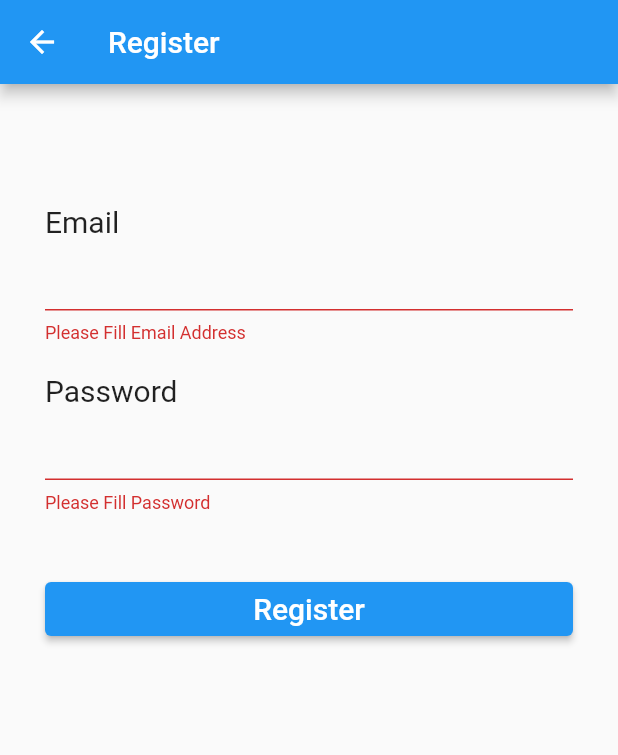
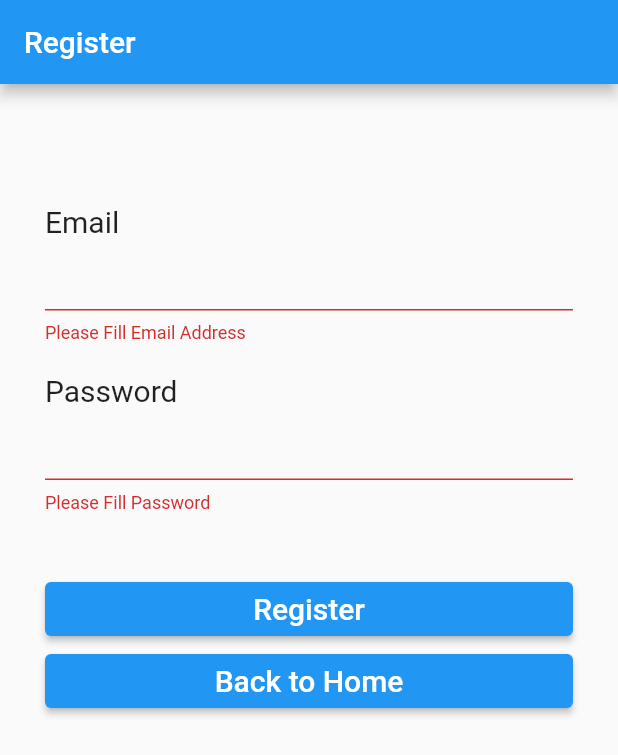
Before and after one commit to noojob001/FlutterShopping, a Flutter app: the RegisterScreen screen opened directly, after a tap on "Register", on a phone screen of 412 x 824 dp. Shown: the top 755 px of the screen. Run offline on Flutter 3.47's test engine with Material 2 defaults, Android fonts, the phone set to English and light mode, and no system bars; our stand-ins replace firebase_auth, firebase_core, fluttertoast, form_field_validator; accounts and stored records are empty.

Commit message:
Register and Keep data firebase

```diff
--- a/fluttershopping/lib/home.dart
+++ b/fluttershopping/lib/home.dart
@@ -34,7 +34,7 @@
                     icon: Icon(Icons.login),
                     label: Text("Login     ", style: TextStyle(fontSize: 20)),
                     onPressed: () {
-                      Navigator.push(context, MaterialPageRoute(
+                      Navigator.pushReplacement(context, MaterialPageRoute(
                         builder: (context){
                           return LoginScreen();
                       })
@@ -49,7 +49,7 @@
                     icon: Icon(Icons.add),
                     label: Text("Register", style: TextStyle(fontSize: 20)),
                     onPressed: () {
-                      Navigator.push(context, MaterialPageRoute(
+                      Navigator.pushReplacement(context, MaterialPageRoute(
                         builder: (context){
                           return RegisterScreen();
                       })
--- a/fluttershopping/lib/screen/register.dart
+++ b/fluttershopping/lib/screen/register.dart
@@ -1,6 +1,10 @@
+import 'package:firebase_auth/firebase_auth.dart';
 import 'package:firebase_core/firebase_core.dart';
 import 'package:flutter/material.dart';
+import 'package:fluttershopping/home.dart';
 import 'package:fluttershopping/model/profile.dart';
+//import 'package:fluttershopping/screen/login.dart';
+import 'package:fluttertoast/fluttertoast.dart';
 import 'package:form_field_validator/form_field_validator.dart';
 
 class RegisterScreen extends StatefulWidget {
@@ -12,6 +16,7 @@
   final formKey = GlobalKey<FormState>();
   Profile profile = Profile();
   final Future<FirebaseApp> firebase = Firebase.initializeApp();
+  String message;
 
   @override
   Widget build(BuildContext context) {
@@ -78,15 +83,54 @@
                                   "Register",
                                   style: TextStyle(fontSize: 20),
                                 ),
-                                onPressed: () {
+                                onPressed: () async {
                                   if (formKey.currentState.validate()) {
                                     formKey.currentState.save();
-                                    print(
-                                        "email = ${profile.email} password = ${profile.password}");
-                                    formKey.currentState.reset();
+                                    try {
+                                      await FirebaseAuth.instance
+                                          .createUserWithEmailAndPassword(
+                                              email: profile.email,
+                                              password: profile.password)
+                                          .then((value) {
+                                        Fluttertoast.showToast(
+                                            msg: "Welcome  ${profile.email}",
+                                            gravity: ToastGravity.CENTER);
+                                        formKey.currentState.reset();
+                                        Navigator.pushReplacement(context,
+                                            MaterialPageRoute(
+                                                builder: (context) {
+                                          return HomeScreen();
+                                        }));
+                                      });
+                                    } on FirebaseAuthException catch (e) {
+                                      print(e.code);
+                                      if (e.code == 'email-already-in-use') {
+                                        message = "Email is already in use";
+                                      } else if (e.code == 'weak-password') {
+                                        message =
+                                            "Please Enter at least 6 characters password";
+                                      } else {
+                                        message = e.message;
+                                      }
+                                      Fluttertoast.showToast(
+                                          msg: message,
+                                          gravity: ToastGravity.CENTER);
+                                    }
                                   }
                                 },
-                              ))
+                              )),
+                          SizedBox(
+                              width: double.infinity,
+                              child: ElevatedButton(
+                                child: Text("Back to Home",
+                                    style: TextStyle(fontSize: 20)),
+                                onPressed: () {
+                                  Navigator.pushReplacement(context,
+                                      MaterialPageRoute(builder: (context) {
+                                    return HomeScreen();
+                                  }));
+                                },
+                              )),
                         ],
                       ),
                     ),
--- a/fluttershopping/pubspec.yaml
+++ b/fluttershopping/pubspec.yaml
@@ -31,6 +31,7 @@
   form_field_validator: ^1.1.0
   firebase_core: ^1.2.0
   firebase_auth: ^1.2.0
+  fluttertoast: ^8.0.7
 
 dev_dependencies:
   flutter_test:
```
